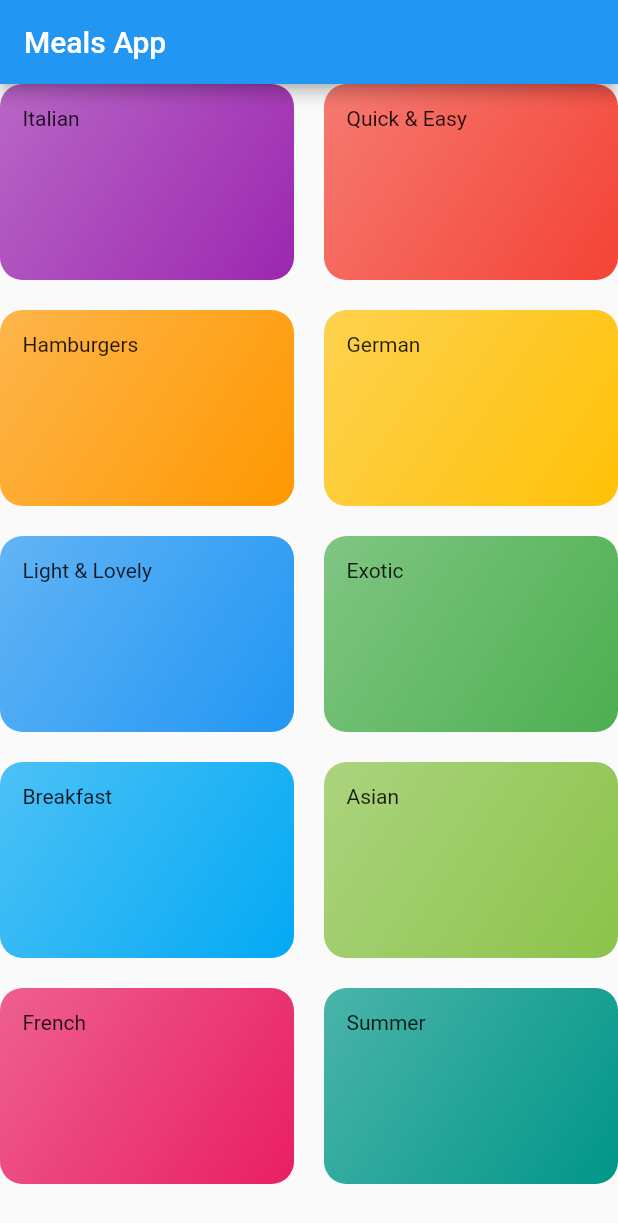
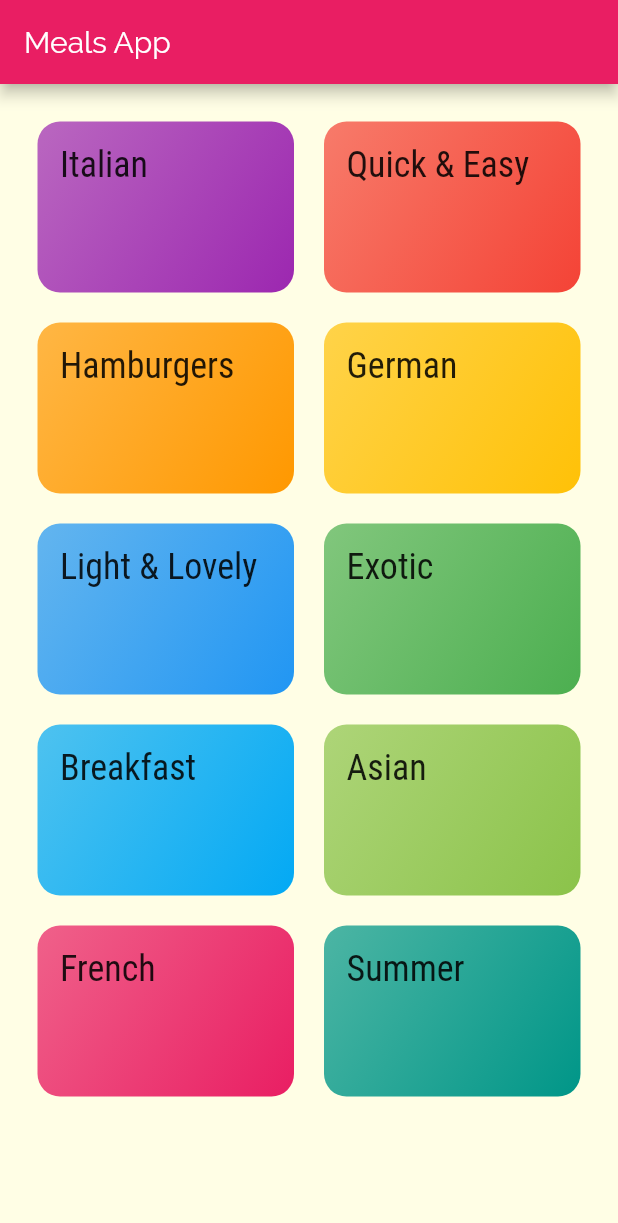
Before and after one commit to ekonine/meals_app, a Flutter app: the screen it shows after launch, on a phone screen of 412 x 824 dp. Shown: the top 1223 px of the screen. Run offline on Flutter 3.47's test engine with Material 2 defaults, Android fonts, the phone set to English and light mode, and no system bars.

Commit message:
add theme and fonts

```diff
--- a/lib/main.dart
+++ b/lib/main.dart
@@ -12,7 +12,22 @@ class MealApp extends StatelessWidget {
     return MaterialApp(
       title: 'Meal App',
       theme: ThemeData(
-        primarySwatch: Colors.blue,
+        primarySwatch: Colors.pink,
+        accentColor: Colors.amber,
+        canvasColor: Color.fromRGBO(255, 254, 229, 1),
+        fontFamily: 'Raleway',
+        textTheme: ThemeData.light().textTheme.copyWith(
+              bodyText1: TextStyle(
+                color: Color.fromRGBO(20, 51, 51, 1),
+              ),
+              bodyText2: TextStyle(
+                color: Color.fromRGBO(20, 51, 51, 1),
+              ),
+              headline6: TextStyle(
+                fontSize: 24.0,
+                fontFamily: 'RobotoCondensed',
+              ),
+            ),
       ),
       home: CategoriesScreen(),
     );
--- a/lib/screens/categories.dart
+++ b/lib/screens/categories.dart
@@ -12,6 +12,7 @@ class CategoriesScreen extends StatelessWidget {
         title: Text('Meals App'),
       ),
       body: GridView(
+        padding: EdgeInsets.all(25),
         children: DUMMY_CATEGORIES.map((catData) {
           return CategoryItem(catData.title, catData.color);
         }).toList(),
--- a/lib/widgets/category_item.dart
+++ b/lib/widgets/category_item.dart
@@ -10,7 +10,10 @@ class CategoryItem extends StatelessWidget {
   Widget build(BuildContext context) {
     return Container(
       padding: const EdgeInsets.all(15),
-      child: Text(title),
+      child: Text(
+        title,
+        style: Theme.of(context).textTheme.headline6,
+      ),
       decoration: BoxDecoration(
         gradient: LinearGradient(
           colors: [
```
Also changed, not shown: pubspec.yaml (+17 -11 lines), lib/assets/fonts/Raleway-Black.ttf (added), lib/assets/fonts/Raleway-Bold.ttf (added), lib/assets/fonts/Raleway-Regular.ttf (added), lib/assets/fonts/RobotoCondensed-Bold.ttf (added), lib/assets/fonts/RobotoCondensed-Italic.ttf (added), lib/assets/fonts/RobotoCondensed-Light.ttf (added), lib/assets/fonts/RobotoCondensed-Regular.ttf (added).
